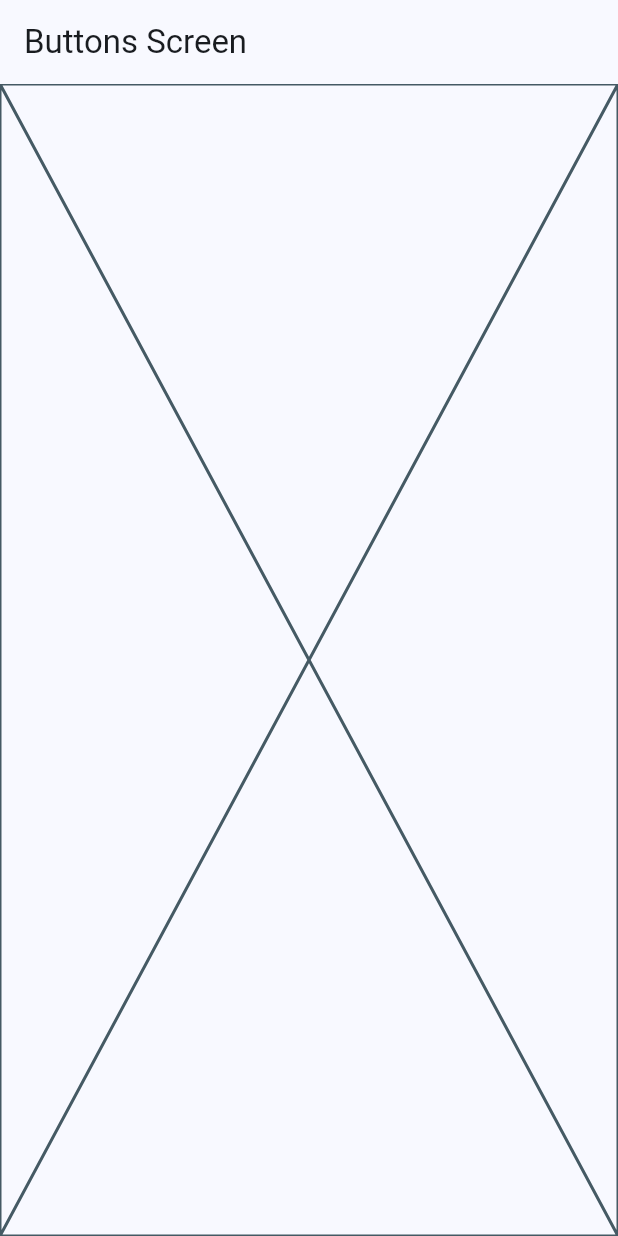
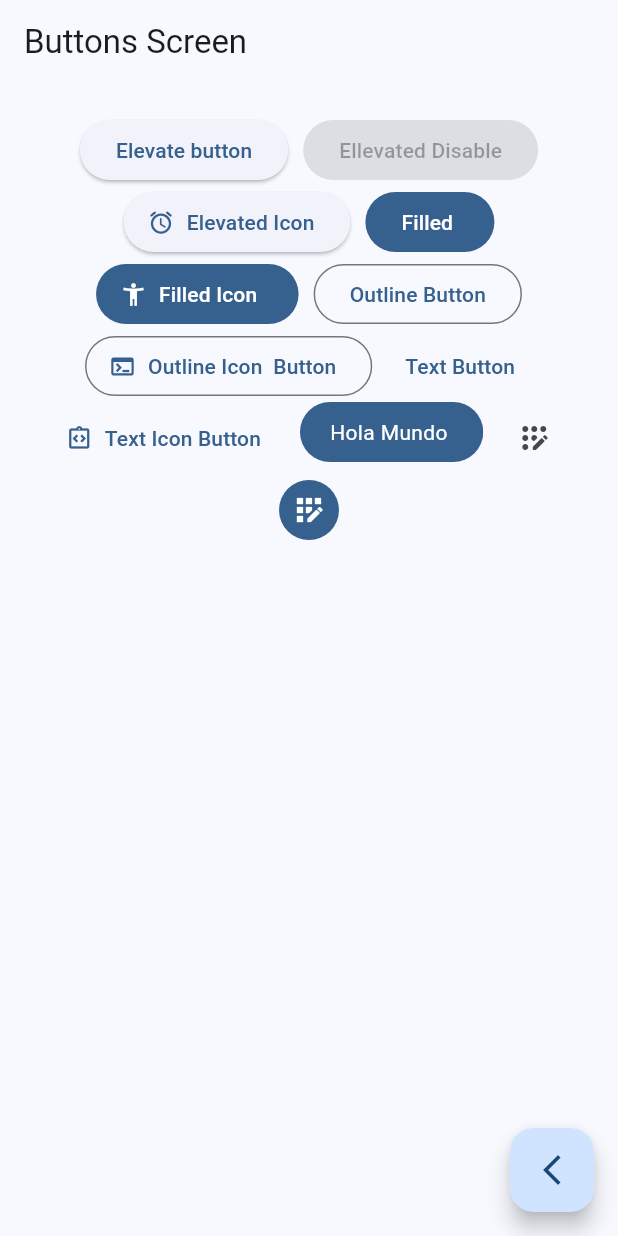
Before and after one commit to GiselaIvette/widgets_app, a Flutter app: the ButtonsScreen screen opened by its route, on a phone screen of 412 x 824 dp. Run offline on Flutter 3.47's test engine with Material 3 defaults, Android fonts, the phone set to English and light mode, and no system bars; our stand-ins replace go_router.

Commit message:
Buttons Screen finalizados

```diff
--- a/lib/presentation/screens/buttons/buttons_screen.dart
+++ b/lib/presentation/screens/buttons/buttons_screen.dart
@@ -1,7 +1,8 @@
 import 'package:flutter/material.dart';
+import 'package:go_router/go_router.dart';
 
 class ButtonsScreen extends StatelessWidget {
-  static const String name= 'buttons_screen';
+  static const String name = 'buttons_screen';
   const ButtonsScreen({super.key});
 
   @override
@@ -10,7 +11,105 @@ class ButtonsScreen extends StatelessWidget {
       appBar: AppBar(
         title: const Text('Buttons Screen'),
       ),
-      body: const Placeholder(),
+      body: _ButtonsView(),
+      floatingActionButton: FloatingActionButton(
+          child: Icon(Icons.arrow_back_ios_new),
+          onPressed: () {
+            //para ir a pantalla principal
+            context.pop();
+          }),
     );
   }
 }
+
+class _ButtonsView extends StatelessWidget {
+  const _ButtonsView();
+
+  @override
+  Widget build(BuildContext context) {
+    final colors = Theme.of(context).colorScheme;
+
+    return SizedBox(
+      width: double.infinity,
+      child: Padding(
+          padding: const EdgeInsets.symmetric(horizontal: 10, vertical: 20),
+          child: Wrap(
+              spacing: 10,
+              //crossAxisAlignment: WrapCrossAlignment.center,
+              alignment: WrapAlignment.center,
+              children: [
+                //boton normal
+                ElevatedButton(
+                    onPressed: () {}, child: const Text('Elevate button')),
+//button deshabilitado
+                const ElevatedButton(
+                    onPressed: null, child: Text('Ellevated Disable')),
+//botoon con icono
+                ElevatedButton.icon(
+                    onPressed: () {},
+                    icon: Icon(Icons.access_alarm_rounded),
+                    label: const Text('Elevated Icon')),
+
+                FilledButton(onPressed: () {}, child: const Text('Filled ')),
+
+                FilledButton.icon(
+                    onPressed: () {},
+                    icon: Icon(Icons.accessibility_new_outlined),
+                    label: Text('Filled Icon ')),
+                OutlinedButton(
+                    onPressed: () {}, child: const Text('Outline Button')),
+
+                OutlinedButton.icon(
+                  onPressed: () {},
+                  label: const Text('Outline Icon  Button'),
+                  icon: Icon(Icons.terminal),
+                ),
+                TextButton(onPressed: () {}, child: const Text('Text Button')),
+                TextButton.icon(
+                    onPressed: () {},
+                    label: const Text('Text Icon Button'),
+                    icon: const Icon(Icons.integration_instructions_outlined)),
+
+                    //boton personañizado
+              CustomButton(
+
+              ),
+
+                IconButton(
+                    onPressed: () {},
+                    icon: const Icon(Icons.app_registration_rounded)),
+
+                IconButton(
+                  onPressed: () {},
+                  icon: const Icon(Icons.app_registration_outlined),
+                  style: ButtonStyle(
+                      backgroundColor: WidgetStatePropertyAll(colors.primary),
+                      iconColor: WidgetStatePropertyAll(Colors.white)),
+                ),
+              ])),
+    );
+  }
+}
+
+class CustomButton extends StatelessWidget {
+  const CustomButton({super.key});
+
+  @override
+  Widget build(BuildContext context) {
+    final colors = Theme.of(context).colorScheme;
+
+    return ClipRRect(
+      borderRadius: BorderRadius.circular(20),
+      child: Material(
+        color: colors.primary,
+        child: InkWell(
+          onTap: (){},
+          child: Padding(
+            padding: const EdgeInsets.symmetric(horizontal: 20, vertical: 10),
+            child: Text('Hola Mundo ', style: TextStyle(color: Colors.white)),
+          ),
+        ),
+      ),
+    );
+  }
+}
```
